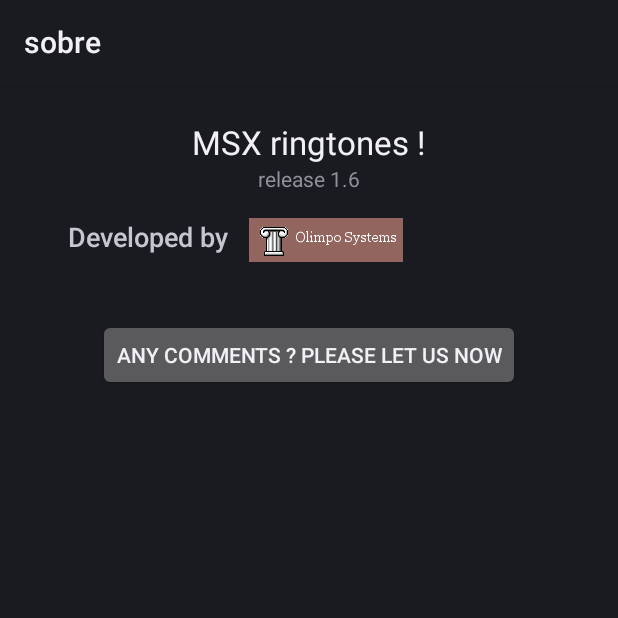
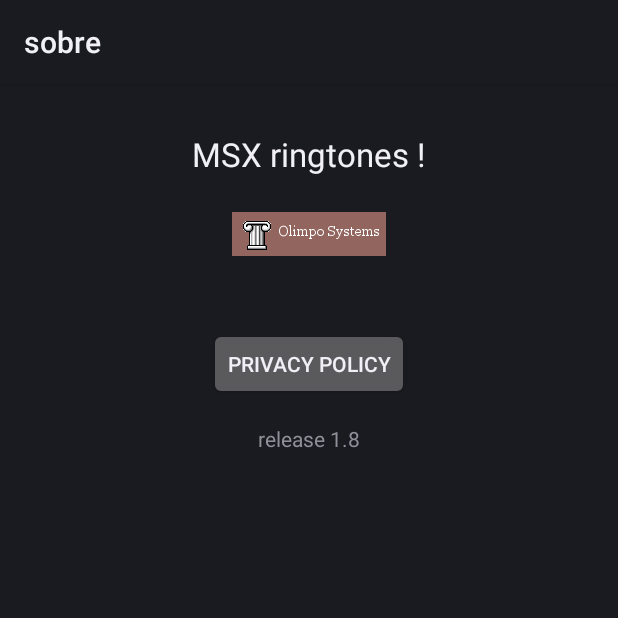
Before and after one commit to boaglio/android-msxringtones, an Android app: the SobreActivity screen opened directly, with no data from a screen before it, on a phone screen of 412 x 824 dp, the top half of it. Run offline under Robolectric (Android 15) with nearby library versions, the phone set to English and light mode, and no system bars.

Commit message:
version 10 - new policy

```diff
--- a/app/src/main/AndroidManifest.xml
+++ b/app/src/main/AndroidManifest.xml
@@ -1,8 +1,8 @@
 <?xml version="1.0" encoding="utf-8"?>
 <manifest xmlns:android="http://schemas.android.com/apk/res/android"
     xmlns:tools="http://schemas.android.com/tools"
-    android:versionCode="7"
-    android:versionName="1.7"
+    android:versionCode="10"
+    android:versionName="1.10"
     android:installLocation="preferExternal">
 
     <uses-permission android:name="android.permission.WRITE_SETTINGS"
--- a/app/src/main/res/layout/sobre.xml
+++ b/app/src/main/res/layout/sobre.xml
@@ -9,38 +9,19 @@
         android:layout_height="wrap_content"
         android:layout_alignParentTop="true"
         android:layout_centerHorizontal="true"
-        android:layout_marginTop="24dp"
+        android:layout_marginTop="32dp"
         android:text="@string/titulo"
         android:textAppearance="?android:attr/textAppearanceLarge" />
-
-    <TextView
-        android:id="@+id/textView2"
-        android:layout_width="wrap_content"
-        android:layout_height="wrap_content"
-        android:layout_alignParentLeft="true"
-        android:layout_below="@+id/textView1"
-        android:layout_marginLeft="45dp"
-        android:layout_marginTop="36dp"
-        android:text="@string/creditos"
-        android:textAppearance="?android:attr/textAppearanceMedium" />
 
     <ImageView
         android:id="@+id/img_olimposystems"
         android:layout_width="wrap_content"
         android:layout_height="wrap_content"
-        android:layout_alignTop="@+id/textView2"
-        android:layout_marginLeft="14dp"
-        android:layout_toRightOf="@+id/textView2"
+        android:layout_below="@id/textView1"
+        android:layout_centerHorizontal="true"
+        android:layout_marginTop="24dp"
         android:contentDescription="@string/sobre"
         android:src="@drawable/olimposystems" />
-
-    <TextView
-        android:id="@+id/textView3"
-        android:layout_width="wrap_content"
-        android:layout_height="wrap_content"
-        android:layout_below="@+id/textView1"
-        android:layout_centerHorizontal="true"
-        android:text="@string/versao" />
 
     <Button
         android:id="@+id/botao_comments"
@@ -48,7 +29,16 @@
         android:layout_height="wrap_content"
         android:layout_below="@+id/img_olimposystems"
         android:layout_centerHorizontal="true"
-        android:layout_marginTop="38dp"
+        android:layout_marginTop="48dp"
         android:text="@string/comments" />
 
+    <TextView
+        android:id="@+id/textView3"
+        android:layout_width="wrap_content"
+        android:layout_height="wrap_content"
+        android:layout_below="@+id/botao_comments"
+        android:layout_centerHorizontal="true"
+        android:layout_marginTop="16dp"
+        android:text="@string/versao" />
+
 </RelativeLayout>
--- a/app/src/main/res/values/strings.xml
+++ b/app/src/main/res/values/strings.xml
@@ -3,9 +3,8 @@
 
     <string name="titulo"> MSX ringtones !</string>
     <string name="app_name">MSX ringtones</string>
-    <string name="versao">release 1.6</string>
-    <string name="creditos">Developed by </string>
-    <string name="comments">Any comments ? please let us now</string>
+    <string name="versao">release 1.8</string>
+    <string name="comments">Privacy Policy</string>
     <string name="rodape">PSG and FM-PAC for your ears</string>
     <string name="nada"> </string>
     <string name="play">play</string>
```
Also changed, not shown: app/build.gradle (+8 -3 lines), app/src/main/java/com/olimposystems/android/SobreActivity.java (+3 -6 lines).
